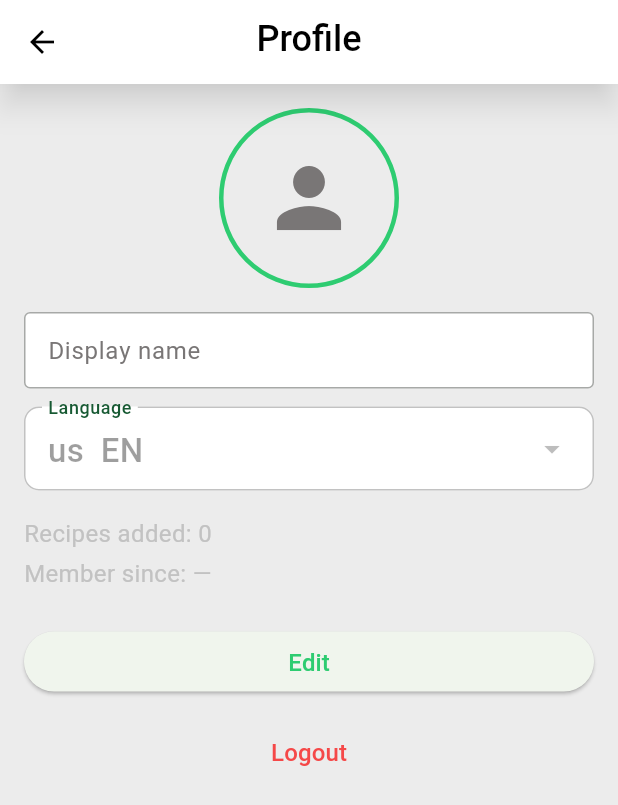
After one commit to novogod/otus_dz_2, a Flutter app: the UserCardPage screen opened directly, on a phone screen of 412 x 824 dp. The commit adds this screen. Shown: the top 805 px of the screen. Run offline on Flutter 3.47's test engine with Material 3 defaults, Android fonts, the phone set to English and light mode, and no system bars; our stand-ins replace dio, flutter_image_compress, flutter_svg, go_router, image_picker, local_auth and 4 more; missing offline and left inert: dart:js_interop, pointer_interceptor, slang; accounts and stored records are empty; generated files the repository leaves out were written again; network calls fail.

Commit message:
feat(profile): chunk D — UserCardPage skeleton + post-signup redirect
- New UserCardPage at /profile for logged-in non-admin users.
  AppBar title uses tabProfile (or profileFinishSetup in
  post-signup mode). Body: 120dp circle avatar slot with
  camera FAB (upload stubbed pending /food-avatars bucket),
  display-name TextField (pre-fills with login email),
  language dropdown (10 AppLang values, change cycles
  appLang globally on Save), recipes-added/member-since
  read-only stats (placeholders until backend exposes
  /recipes/users/me), Edit/Save toggle, and a danger-styled
  Logout button. Post-signup variant replaces the bottom
  row with Skip/Add and hides Logout.
- _ProfileBranchRoot now routes logged-in non-admin users to
  UserCardPage (admin still goes to AdminAfterLoginPage,
  guests still get LoginPage). GoRouterState.extra carries
  {initialEditMode, isPostSignup} from the signup-success
  redirect.
- LoginPage SignUp button: when openSignUpPage returns true
  (signup OK), context.go('/profile', extra: postSignup) so
  fresh users land on the User Card in edit mode instead of
  the recipes feed.
- 13 new i18n keys across all 10 locales (en/ru/de/fr/es/it/
  tr/ar/fa/ku): profileDisplayName, profileLanguage,
  profileRecipesAdded plural, profileMemberSince,
  profileEdit/Save, profilePhotoFromCamera/Gallery/Remove,
  profileFinishSetup, profileAdd/Skip, profileSavedToast,
  profileLogout. Slang regenerated; i18n_completeness_test
  passes (12/12).
- Tests: test/ui/user_card_page_test.dart (3/3 cases:
  default render, Edit→Save toggle, post-signup variant).
  Full router_*_test suites (13/13) still green.

docs/user-card-and-social-signals.md §1, §4 (chunk D).

```diff
--- a/recipe_list/lib/i18n.dart
+++ b/recipe_list/lib/i18n.dart
@@ -288,6 +288,24 @@ class S {
       _t.recipeRatingAvg(avg: avg);
   String recipeVotesCount({required int n}) => _t.recipeVotesCount(n: n);
   String get recipeRatedToast => _t.recipeRatedToast;
+
+  // User card page (chunk D of user-card-and-social-signals).
+  String get profileDisplayName => _t.profileDisplayName;
+  String get profileLanguage => _t.profileLanguage;
+  String profileRecipesAdded({required int n}) =>
+      _t.profileRecipesAdded(n: n);
+  String profileMemberSince({required String date}) =>
+      _t.profileMemberSince(date: date);
+  String get profileEdit => _t.profileEdit;
+  String get profileSave => _t.profileSave;
+  String get profilePhotoFromCamera => _t.profilePhotoFromCamera;
+  String get profilePhotoFromGallery => _t.profilePhotoFromGallery;
+  String get profilePhotoRemove => _t.profilePhotoRemove;
+  String get profileFinishSetup => _t.profileFinishSetup;
+  String get profileAdd => _t.profileAdd;
+  String get profileSkip => _t.profileSkip;
+  String get profileSavedToast => _t.profileSavedToast;
+  String get profileLogout => _t.profileLogout;
 
   // Accessibility labels.
   String switchLanguageTo(String label) =>
--- a/recipe_list/lib/i18n/en.i18n.json
+++ b/recipe_list/lib/i18n/en.i18n.json
@@ -84,6 +84,20 @@
     "one": "${n} recipe",
     "other": "${n} recipes"
   },
+  "profileDisplayName": "Display name",
+  "profileLanguage": "Language",
+  "profileRecipesAdded": "Recipes added: ${n}",
+  "profileMemberSince": "Member since: ${date}",
+  "profileEdit": "Edit",
+  "profileSave": "Save",
+  "profilePhotoFromCamera": "Take photo",
+  "profilePhotoFromGallery": "Choose from library",
+  "profilePhotoRemove": "Remove photo",
+  "profileFinishSetup": "Finish setup",
+  "profileAdd": "Add",
+  "profileSkip": "Skip",
+  "profileSavedToast": "Profile saved",
+  "profileLogout": "Logout",
   "recipeRateTooltip": "Tap a star to rate",
   "recipeRatingAvg": "${avg} / 5",
   "recipeVotesCount": {
--- /dev/null
+++ b/recipe_list/lib/ui/user_card_page.dart
@@ -0,0 +1,310 @@
+// ignore_for_file: deprecated_member_use, library_private_types_in_public_api
+
+import 'package:flutter/material.dart';
+import 'package:go_router/go_router.dart';
+
+import '../auth/admin_session.dart';
+import '../i18n.dart';
+import '../router/routes.dart';
+import 'app_theme.dart';
+
+/// User Card page (chunk D of docs/user-card-and-social-signals.md).
+///
+/// Renders the currently logged-in user's profile: avatar slot,
+/// display name (= login email until backend `/recipes/users/me`
+/// lands), preferred language picker, recipes-added count
+/// (placeholder until backend exposes it), and a danger-styled
+/// Logout button. Has two presentation modes:
+///
+///  * default: AppBar title `s.profileLabel`, Edit/Save toggles
+///    bottom row.
+///  * post-signup (`isPostSignup: true`): AppBar title
+///    `s.profileFinishSetup`, Add/Skip buttons (Skip → recipes,
+///    Add → save and go recipes). Used as the redirect target
+///    after the signup-page success result.
+///
+/// Avatar upload is stubbed: tapping the camera FAB shows a
+/// TODO snackbar — the matching backend endpoint and S3 bucket
+/// (`food-avatars`) are tracked in §2 of the doc.
+class UserCardPage extends StatefulWidget {
+  const UserCardPage({
+    super.key,
+    this.initialEditMode = false,
+    this.isPostSignup = false,
+  });
+
+  /// When true the page enters edit mode immediately so post-signup
+  /// users see editable fields without an extra tap.
+  final bool initialEditMode;
+
+  /// When true the AppBar shows `s.profileFinishSetup` and the
+  /// bottom row shows Skip/Add instead of Edit/Save.
+  final bool isPostSignup;
+
+  @override
+  State<UserCardPage> createState() => _UserCardPageState();
+}
+
+class _UserCardPageState extends State<UserCardPage> {
+  late final TextEditingController _nameController;
+  late bool _editing;
+  AppLang _selectedLang = appLang.value;
+  bool _busy = false;
+
+  @override
+  void initState() {
+    super.initState();
+    _nameController = TextEditingController(
+      text: currentUserLoginNotifier.value ?? '',
+    );
+    _editing = widget.initialEditMode || widget.isPostSignup;
+  }
+
+  @override
+  void dispose() {
+    _nameController.dispose();
+    super.dispose();
+  }
+
+  Future<void> _handleSave() async {
+    if (_busy) return;
+    setState(() => _busy = true);
+    // Persist language change globally — this is wired to slang
+    // and updates all visible UI (`AppLangScope` listens). Display
+    // name editing is not yet persisted server-side; the local
+    // `user_profile` table lands when /recipes/users/me ships.
+    if (_selectedLang != appLang.value) {
+      cycleAppLangTo(_selectedLang);
+    }
+    if (!mounted) return;
+    setState(() {
+      _busy = false;
+      _editing = false;
+    });
+    final messenger = ScaffoldMessenger.of(context)..hideCurrentSnackBar();
+    messenger.showSnackBar(
+      SnackBar(content: Text(S.of(context).profileSavedToast)),
+    );
+    if (widget.isPostSignup) {
+      context.go(Routes.recipes);
+    }
+  }
+
+  Future<void> _handleLogout() async {
+    if (_busy) return;
+    setState(() => _busy = true);
+    await logoutAdmin(clearSavedSession: true);
+    if (!mounted) return;
+    context.go(Routes.recipes);
+  }
+
+  void _showAvatarPickerStub() {
+    final messenger = ScaffoldMessenger.of(context)..hideCurrentSnackBar();
+    messenger.showSnackBar(
+      const SnackBar(
+        content: Text('Avatar upload coming soon'),
+        duration: Duration(seconds: 2),
+      ),
+    );
+  }
+
+  @override
+  Widget build(BuildContext context) {
+    final s = S.of(context);
+    final theme = Theme.of(context);
+    final title = widget.isPostSignup ? s.profileFinishSetup : s.tabProfile;
+    return Scaffold(
+      appBar: AppBar(title: Text(title)),
+      body: SafeArea(
+        child: SingleChildScrollView(
+          padding: const EdgeInsets.symmetric(
+            horizontal: AppSpacing.lg,
+            vertical: AppSpacing.lg,
+          ),
+          child: Column(
+            crossAxisAlignment: CrossAxisAlignment.stretch,
+            children: <Widget>[
+              Center(
+                child: _AvatarSlot(
+                  onTap: _editing ? _showAvatarPickerStub : null,
+                ),
+              ),
+              const SizedBox(height: AppSpacing.lg),
+              _buildDisplayNameField(s),
+              const SizedBox(height: AppSpacing.md),
+              _buildLanguagePicker(s),
+              const SizedBox(height: AppSpacing.lg),
+              _buildStats(s, theme),
+              const SizedBox(height: AppSpacing.xl),
+              _buildPrimaryRow(s),
+              const SizedBox(height: AppSpacing.md),
+              if (!widget.isPostSignup) _buildLogoutButton(s),
+            ],
+          ),
+        ),
+      ),
+    );
+  }
+
+  Widget _buildDisplayNameField(S s) {
+    return TextField(
+      controller: _nameController,
+      enabled: _editing,
+      decoration: InputDecoration(
+        labelText: s.profileDisplayName,
+        border: const OutlineInputBorder(),
+      ),
+    );
+  }
+
+  Widget _buildLanguagePicker(S s) {
+    return InputDecorator(
+      decoration: InputDecoration(
+        labelText: s.profileLanguage,
+        border: const OutlineInputBorder(),
+        contentPadding: const EdgeInsets.symmetric(
+          horizontal: AppSpacing.md,
+          vertical: 4,
+        ),
+      ),
+      child: DropdownButtonHideUnderline(
+        child: DropdownButton<AppLang>(
+          isExpanded: true,
+          value: _selectedLang,
+          onChanged: _editing
+              ? (lang) {
+                  if (lang == null) return;
+                  setState(() => _selectedLang = lang);
+                }
+              : null,
+          items: AppLang.values
+              .map(
+                (lang) => DropdownMenuItem<AppLang>(
+                  value: lang,
+                  child: Text('${lang.flag}  ${lang.label}'),
+                ),
+              )
+              .toList(growable: false),
+        ),
+      ),
+    );
+  }
+
+  Widget _buildStats(S s, ThemeData theme) {
+    return Column(
+      crossAxisAlignment: CrossAxisAlignment.start,
+      children: <Widget>[
+        Text(
+          s.profileRecipesAdded(n: 0),
+          style: theme.textTheme.bodyMedium,
+        ),
+        const SizedBox(height: 4),
+        Text(
+          s.profileMemberSince(date: '—'),
+          style: theme.textTheme.bodyMedium,
+        ),
+      ],
+    );
+  }
+
+  Widget _buildPrimaryRow(S s) {
+    if (widget.isPostSignup) {
+      return Row(
+        children: <Widget>[
+          Expanded(
+            child: OutlinedButton(
+              onPressed: _busy ? null : () => context.go(Routes.recipes),
+              child: Text(s.profileSkip),
+            ),
+          ),
+          const SizedBox(width: AppSpacing.md),
+          Expanded(
+            child: ElevatedButton(
+              onPressed: _busy ? null : _handleSave,
+              child: Text(s.profileAdd),
+            ),
+          ),
+        ],
+      );
+    }
+    return SizedBox(
+      width: double.infinity,
+      child: ElevatedButton(
+        onPressed: _busy
+            ? null
+            : () {
+                if (_editing) {
+                  _handleSave();
+                } else {
+                  setState(() => _editing = true);
+                }
+              },
+        child: Text(_editing ? s.profileSave : s.profileEdit),
+      ),
+    );
+  }
+
+  Widget _buildLogoutButton(S s) {
+    return SizedBox(
+      width: double.infinity,
+      child: TextButton(
+        style: TextButton.styleFrom(
+          foregroundColor: const Color(0xFFF54848),
+        ),
+        onPressed: _busy ? null : _handleLogout,
+        child: Text(s.profileLogout),
+      ),
+    );
+  }
+}
+
+class _AvatarSlot extends StatelessWidget {
+  const _AvatarSlot({this.onTap});
+  final VoidCallback? onTap;
+
+  @override
+  Widget build(BuildContext context) {
+    return Stack(
+      clipBehavior: Clip.none,
+      children: <Widget>[
+        Container(
+          width: 120,
+          height: 120,
+          decoration: BoxDecoration(
+            color: AppColors.surfaceMuted,
+            shape: BoxShape.circle,
+            border: Border.all(color: AppColors.primary, width: 3),
+          ),
+          child: const Icon(
+            Icons.person,
+            size: 64,
+            color: AppColors.textSecondary,
+          ),
+        ),
+        if (onTap != null)
+          Positioned(
+            right: -4,
+            bottom: -4,
+            child: Material(
+              color: AppColors.primary,
+              shape: const CircleBorder(),
+              elevation: 2,
+              child: InkWell(
+                customBorder: const CircleBorder(),
+                onTap: onTap,
+                child: const SizedBox(
+                  width: 40,
+                  height: 40,
+                  child: Icon(
+                    Icons.photo_camera,
+                    color: Colors.white,
+                    size: 22,
+                  ),
+                ),
+              ),
+            ),
+          ),
+      ],
+    );
+  }
+}
```
Also changed, not shown: recipe_list/lib/i18n/ar.i18n.json (+14 -0 lines), recipe_list/lib/i18n/de.i18n.json (+14 -0 lines), recipe_list/lib/i18n/es.i18n.json (+14 -0 lines), recipe_list/lib/i18n/fa.i18n.json (+14 -0 lines), recipe_list/lib/i18n/fr.i18n.json (+14 -0 lines), recipe_list/lib/i18n/it.i18n.json (+14 -0 lines), recipe_list/lib/i18n/ku.i18n.json (+14 -0 lines), recipe_list/lib/i18n/ru.i18n.json (+14 -0 lines), recipe_list/lib/i18n/tr.i18n.json (+14 -0 lines), recipe_list/lib/router/app_router.dart (+17 -0 lines), recipe_list/lib/ui/login_page.dart (+15 -1 lines), recipe_list/lib/i18n/strings.g.dart, recipe_list/lib/i18n/strings_ar.g.dart, recipe_list/lib/i18n/strings_de.g.dart, 8 more files, 1 other file.
